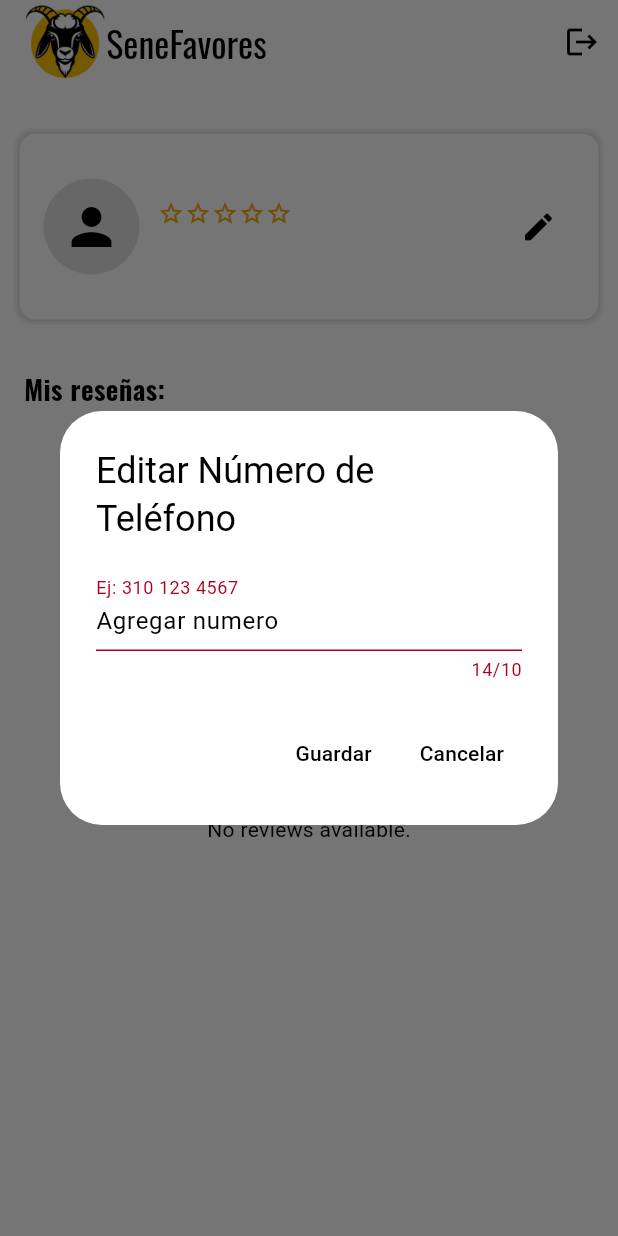
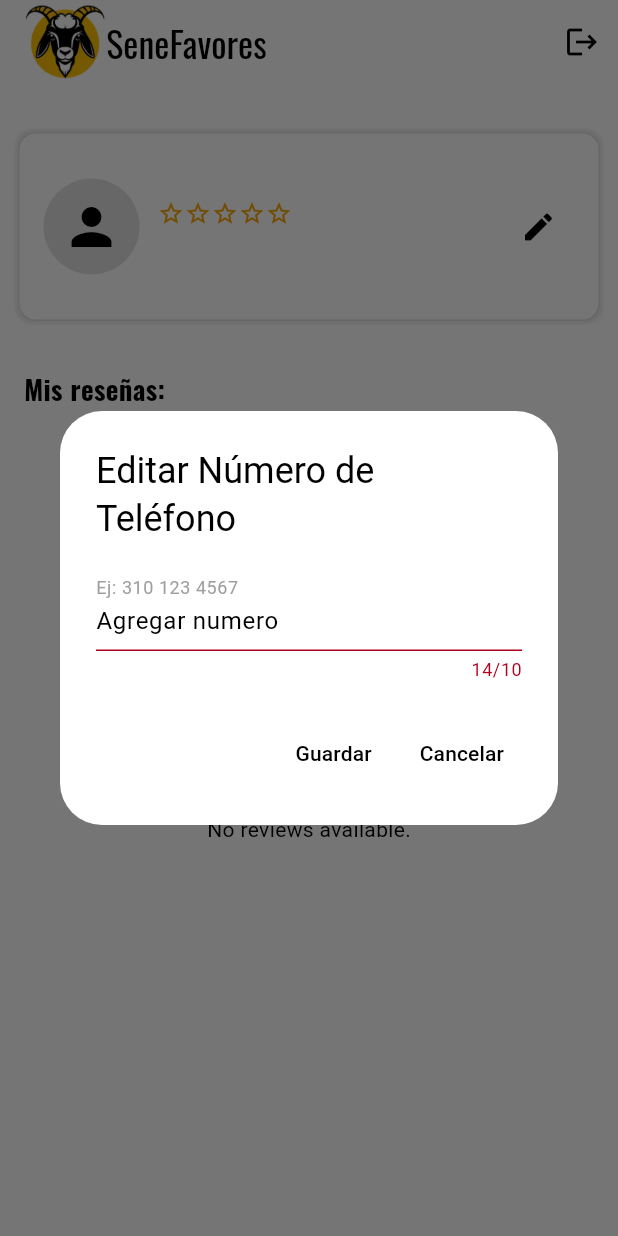
Before and after one commit to despinosaa/Mobile-App-Development_G31, a Flutter app: the ProfileScreen screen opened directly, after a tap on the "edit" icon, on a phone screen of 412 x 824 dp. Run offline on Flutter 3.47's test engine with Material 3 defaults, Android fonts, the phone set to English and light mode, and no system bars; our stand-ins replace device_info_plus, flutter_hooks, font_awesome_flutter, geolocator, google_fonts, hooks_riverpod and 1 more; accounts and stored records are empty.

Commit message:
fixes for sprint 2

```diff
--- a/flutter-app/senefavores/lib/views/profile/profile_screen.dart
+++ b/flutter-app/senefavores/lib/views/profile/profile_screen.dart
@@ -11,7 +11,6 @@ import 'package:senefavores/views/components/build_star_rating.dart';
 import 'package:senefavores/views/components/senefavores_image_and_title.dart';
 import 'package:senefavores/views/profile/components/review_card.dart';
 import 'package:supabase_flutter/supabase_flutter.dart';
-import 'dart:async';
 import 'package:senefavores/utils/logger.dart';
 
 class ProfileScreen extends ConsumerWidget {
@@ -131,8 +130,22 @@ class ProfileScreen extends ConsumerWidget {
                               controller: phoneController,
                               keyboardType: TextInputType.number,
                               maxLength: 10,
-                              decoration: const InputDecoration(
+                              cursorColor: Colors.black, // Set cursor color
+                              decoration: InputDecoration(
                                 labelText: "Ej: 310 123 4567",
+                                labelStyle: TextStyle(
+                                    color: Colors
+                                        .grey), // Label color when not focused
+                                focusedBorder: UnderlineInputBorder(
+                                  borderSide: BorderSide(
+                                      color: Colors
+                                          .black), // Underline color when focused
+                                ),
+                                enabledBorder: UnderlineInputBorder(
+                                  borderSide: BorderSide(
+                                      color: Colors
+                                          .grey), // Underline color when not focused
+                                ),
                               ),
                               inputFormatters: [
                                 FilteringTextInputFormatter.digitsOnly,
```
Also changed, not shown: flutter-app/senefavores/lib/main.dart (+14 -7 lines), flutter-app/senefavores/lib/state/favors/providers/favors_provider.dart (+6 -3 lines), flutter-app/senefavores/lib/views/home/home_screen.dart (+9 -4 lines), flutter-app/senefavores/lib/views/misfavores/mis_favores_view.dart (+27 -12 lines), flutter-app/senefavores/lib/views/postfavor/post_favor_screen.dart (+8 -3 lines), 129 other files.
